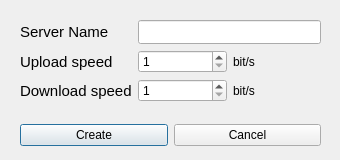
Qt form 2-sem/lab3b/Windows/serverwindow.ui (Megarekrut65/OOP-labs) before a commit.
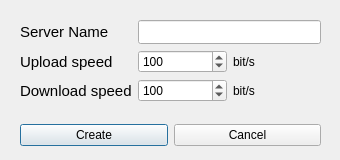
The same form after that commit.

Diff of the .ui file:
```diff
--- a/2-sem/lab3b/Windows/serverwindow.ui
+++ b/2-sem/lab3b/Windows/serverwindow.ui
@@ -69,6 +69,9 @@
         <property name="maximum">
          <number>1048576</number>
         </property>
+        <property name="value">
+         <number>100</number>
+        </property>
        </widget>
       </item>
       <item>
@@ -102,6 +105,9 @@
         <property name="maximum">
          <number>1048576</number>
         </property>
+        <property name="value">
+         <number>100</number>
+        </property>
        </widget>
       </item>
       <item>
```
